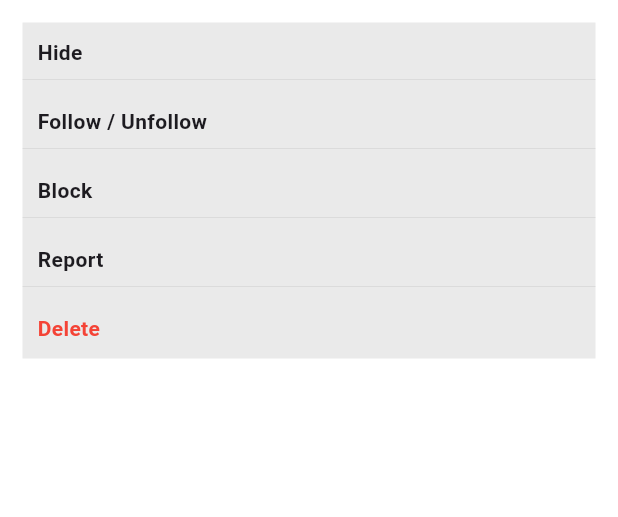
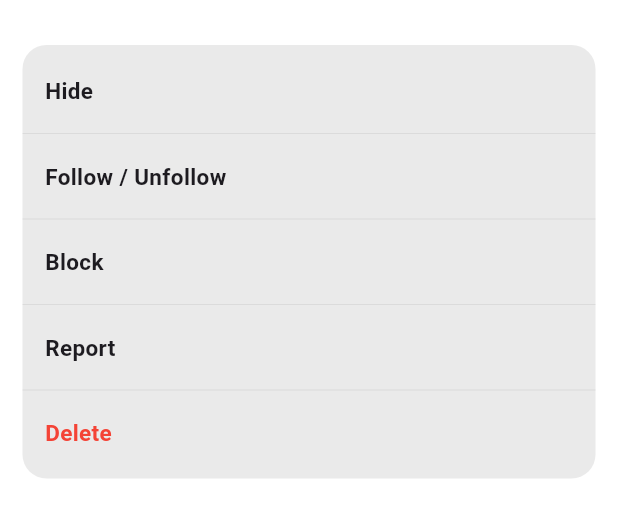
Before and after one commit to Python-Django-Projects/vlog, a Flutter app: the InfoSheet widget shown alone on an empty page, opened directly, on a phone screen of 412 x 824 dp. Shown: the top 517 px of the screen. Run offline on Flutter 3.47's test engine with Material 3 defaults, Android fonts, the phone set to English and light mode, and no system bars; our stand-ins replace persistent_bottom_nav_bar; network calls fail.

Commit message:
info flutter

```diff
--- a/frontend/trend/lib/widgets/info_sheet.dart
+++ b/frontend/trend/lib/widgets/info_sheet.dart
@@ -1,7 +1,7 @@
 import 'package:flutter/material.dart';
 
 class InfoSheet extends StatefulWidget {
-  const InfoSheet({super.key});
+  const InfoSheet({Key? key}) : super(key: key);
 
   @override
   State<InfoSheet> createState() => _InfoSheetState();
@@ -12,105 +12,71 @@ class _InfoSheetState extends State<InfoSheet> {
   Widget build(BuildContext context) {
     return Container(
       color: Colors.white,
-      // height: 260,
-      // width: double.infinity,
-      child: Column(
-        children: [
-          Padding(
-            padding: const EdgeInsets.all(15.0),
-            child: Container(
-              color: Color.fromARGB(255, 234, 234, 234),
-              width: double.infinity,
-              // height: 100,
-              child: const Column(
-                children: [
-                  Row(
-                    children: [
-                      Padding(
-                        padding: EdgeInsets.only(top: 10.0, left: 10),
-                        child: Text(
-                          'Hide',
-                          style: TextStyle(
-                            fontWeight: FontWeight.w600,
-                          ),
-                        ),
-                      ),
-                    ],
+      child: Padding(
+        padding: const EdgeInsets.symmetric(
+            horizontal: 15.0,
+            vertical: 30.0), // Adjust vertical padding as needed
+        child: Container(
+          decoration: BoxDecoration(
+            color: Color.fromARGB(255, 234, 234, 234),
+            borderRadius:
+                BorderRadius.circular(16.0), // Adjust the radius as needed
+          ),
+          child: ListView.separated(
+            shrinkWrap: true,
+            itemCount: 5, // Adjust the number of items as needed
+            separatorBuilder: (BuildContext context, int index) {
+              // Check if it's the last item
+              if (index == 4) {
+                // Return a custom container with a special height
+                return Container(
+                  height: 20.0, // Set your desired height
+                );
+              } else {
+                // Return a regular Divider
+                return Divider(
+                  color: Color.fromARGB(255, 182, 182, 182),
+                  thickness: 0.2,
+                );
+              }
+            },
+            itemBuilder: (BuildContext context, int index) {
+              return Padding(
+                padding: EdgeInsets.only(
+                    left: 15,
+                    top: (index == 0) ? 20 : 10,
+                    bottom: (index == 4) ? 20 : 10),
+                child: Text(
+                  getStaticText(index), // Use static strings directly
+                  style: TextStyle(
+                    fontSize: 15,
+                    fontWeight: FontWeight.w700,
+                    color: (index == 4) ? Colors.red : null,
                   ),
-                  Divider(
-                    color: Color.fromARGB(255, 182, 182, 182),
-                    thickness: 0.2,
-                  ),
-                  Row(
-                    children: [
-                      Padding(
-                        padding: EdgeInsets.only(top: 10.0, left: 10),
-                        child: Text(
-                          'Follow / Unfollow',
-                          style: TextStyle(
-                            fontWeight: FontWeight.w600,
-                          ),
-                        ),
-                      ),
-                    ],
-                  ),
-                  Divider(
-                    color: Color.fromARGB(255, 182, 182, 182),
-                    thickness: 0.2,
-                  ),
-                  Row(
-                    children: [
-                      Padding(
-                        padding: EdgeInsets.only(top: 10.0, left: 10),
-                        child: Text(
-                          'Block',
-                          style: TextStyle(
-                            fontWeight: FontWeight.w600,
-                          ),
-                        ),
-                      ),
-                    ],
-                  ),
-                  Divider(
-                    color: Color.fromARGB(255, 182, 182, 182),
-                    thickness: 0.2,
-                  ),
-                  Row(
-                    children: [
-                      Padding(
-                        padding: EdgeInsets.only(top: 10.0, left: 10),
-                        child: Text(
-                          'Report',
-                          style: TextStyle(
-                            fontWeight: FontWeight.w600,
-                          ),
-                        ),
-                      ),
-                    ],
-                  ),
-                  Divider(
-                    color: Color.fromARGB(255, 182, 182, 182),
-                    thickness: 0.2,
-                  ),
-                  Row(
-                    children: [
-                      Padding(
-                        padding:
-                            EdgeInsets.only(top: 10.0, left: 10, bottom: 10),
-                        child: Text(
-                          'Delete',
-                          style: TextStyle(
-                              fontWeight: FontWeight.w600, color: Colors.red),
-                        ),
-                      ),
-                    ],
-                  ),
-                ],
-              ),
-            ),
+                ),
+              );
+            },
           ),
-        ],
+        ),
       ),
     );
   }
+
+  // Use static strings directly based on index
+  String getStaticText(int index) {
+    switch (index) {
+      case 0:
+        return 'Hide';
+      case 1:
+        return 'Follow / Unfollow';
+      case 2:
+        return 'Block';
+      case 3:
+        return 'Report';
+      case 4:
+        return 'Delete';
+      default:
+        return '';
+    }
+  }
 }
```
Also changed, not shown: 2 other files.
